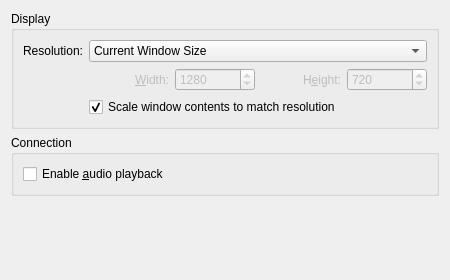
The window that spice/spicepreferences.ui (KDE/krdc) describes before a commit, drawn with Qt 5.
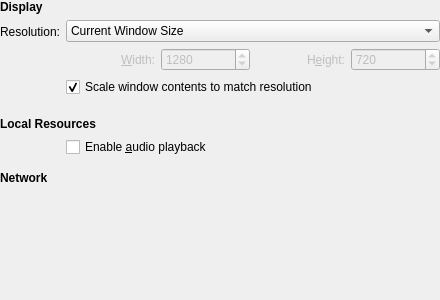
The same window after the commit. Custom widgets are drawn as their Qt base class.

The edit to the form file:
```diff
--- a/spice/spicepreferences.ui
+++ b/spice/spicepreferences.ui
@@ -7,17 +7,49 @@
     <x>0</x>
     <y>0</y>
     <width>440</width>
-    <height>280</height>
+    <height>300</height>
    </rect>
   </property>
   <layout class="QVBoxLayout" name="verticalLayout">
+   <property name="leftMargin">
+    <number>0</number>
+   </property>
+   <property name="topMargin">
+    <number>0</number>
+   </property>
+   <property name="rightMargin">
+    <number>0</number>
+   </property>
+   <property name="bottomMargin">
+    <number>0</number>
+   </property>
    <item>
-    <widget class="QGroupBox" name="displayGroupBox">
-     <property name="title">
+    <layout class="QFormLayout" name="formLayout">
+     <property name="leftMargin">
+      <number>0</number>
+     </property>
+     <property name="topMargin">
+      <number>0</number>
+     </property>
+     <property name="rightMargin">
+      <number>0</number>
+     </property>
+     <property name="bottomMargin">
+      <number>0</number>
+     </property>
+     <item row="0" column="0" colspan="2">
+      <widget class="QLabel" name="displayHeading">
+       <property name="font">
+        <font>
+         <bold>true</bold>
+        </font>
+       </property>
+       <property name="text">
       <string>Display</string>
      </property>
-     <layout class="QGridLayout" name="gridLayoutDisplay">
-      <item row="0" column="0">
+      </widget>
+     </item>
+     <item row="1" column="0">
        <widget class="QLabel" name="resolutionLabel">
         <property name="text">
          <string>Resolution:</string>
@@ -27,7 +59,22 @@
         </property>
        </widget>
       </item>
-      <item row="0" column="1">
+     <item row="1" column="1">
+      <widget class="QWidget" name="resolutionField">
+       <layout class="QVBoxLayout" name="resolutionFieldLayout">
+        <property name="leftMargin">
+         <number>0</number>
+        </property>
+        <property name="topMargin">
+         <number>0</number>
+        </property>
+        <property name="rightMargin">
+         <number>0</number>
+        </property>
+        <property name="bottomMargin">
+         <number>0</number>
+        </property>
+        <item>
        <widget class="KComboBox" name="kcfg_Resolution">
         <property name="sizePolicy">
          <sizepolicy hsizetype="MinimumExpanding" vsizetype="Fixed">
@@ -73,8 +120,21 @@
         </item>
        </widget>
       </item>
-      <item row="1" column="1">
-       <layout class="QHBoxLayout">
+        <item>
+         <widget class="QWidget" name="customResolution">
+          <layout class="QHBoxLayout" name="customResolutionLayout">
+           <property name="leftMargin">
+            <number>0</number>
+           </property>
+           <property name="topMargin">
+            <number>0</number>
+           </property>
+           <property name="rightMargin">
+            <number>0</number>
+           </property>
+           <property name="bottomMargin">
+            <number>0</number>
+           </property>
         <item>
          <widget class="QLabel" name="widthLabel">
           <property name="enabled">
@@ -140,6 +200,10 @@
          </widget>
         </item>
        </layout>
+         </widget>
+        </item>
+       </layout>
+      </widget>
       </item>
       <item row="2" column="1">
        <widget class="QCheckBox" name="kcfg_ScaleToWindow">
@@ -151,16 +215,35 @@
         </property>
        </widget>
       </item>
-     </layout>
-    </widget>
-   </item>
-   <item>
-    <widget class="QGroupBox" name="spiceGroupBox">
-     <property name="title">
-      <string>Connection</string>
-     </property>
-     <layout class="QFormLayout" name="formLayout">
-      <item row="0" column="0" colspan="2">
+     <item row="3" column="0" colspan="2">
+      <spacer name="localResourcesHeadingSpacing">
+       <property name="orientation">
+        <enum>Qt::Orientation::Vertical</enum>
+       </property>
+       <property name="sizeType">
+        <enum>QSizePolicy::Policy::Fixed</enum>
+       </property>
+       <property name="sizeHint" stdset="0">
+        <size>
+         <width>0</width>
+         <height>8</height>
+        </size>
+       </property>
+      </spacer>
+     </item>
+     <item row="4" column="0" colspan="2">
+      <widget class="QLabel" name="localResourcesHeading">
+       <property name="font">
+        <font>
+         <bold>true</bold>
+        </font>
+       </property>
+       <property name="text">
+        <string>Local Resources</string>
+       </property>
+      </widget>
+     </item>
+     <item row="5" column="1">
        <widget class="QCheckBox" name="kcfg_EnableAudio">
         <property name="text">
          <string>Enable &amp;audio playback</string>
@@ -170,7 +253,47 @@
         </property>
        </widget>
       </item>
-     </layout>
+     <item row="6" column="0" colspan="2">
+      <widget class="QWidget" name="networkSection">
+       <layout class="QVBoxLayout" name="networkSectionLayout">
+        <property name="leftMargin">
+         <number>0</number>
+        </property>
+        <property name="topMargin">
+         <number>0</number>
+        </property>
+        <property name="rightMargin">
+         <number>0</number>
+        </property>
+        <property name="bottomMargin">
+         <number>0</number>
+        </property>
+        <item>
+         <spacer name="networkSpacing">
+          <property name="orientation">
+           <enum>Qt::Orientation::Vertical</enum>
+          </property>
+          <property name="sizeType">
+           <enum>QSizePolicy::Policy::Fixed</enum>
+          </property>
+          <property name="sizeHint" stdset="0">
+           <size>
+            <width>0</width>
+            <height>8</height>
+           </size>
+          </property>
+         </spacer>
+        </item>
+        <item>
+         <widget class="QLabel" name="networkHeading">
+          <property name="font">
+           <font>
+            <bold>true</bold>
+           </font>
+          </property>
+          <property name="text">
+           <string>Network</string>
+          </property>
     </widget>
    </item>
    <item>
@@ -178,6 +301,20 @@
      <property name="spacing">
       <number>0</number>
      </property>
+          <property name="topMargin">
+           <number>0</number>
+          </property>
+          <property name="rightMargin">
+           <number>0</number>
+          </property>
+          <property name="bottomMargin">
+           <number>0</number>
+          </property>
+         </layout>
+        </item>
+       </layout>
+      </widget>
+     </item>
     </layout>
    </item>
    <item>
@@ -187,8 +324,8 @@
      </property>
      <property name="sizeHint" stdset="0">
       <size>
-       <width>428</width>
-       <height>16</height>
+       <width>0</width>
+       <height>0</height>
       </size>
      </property>
     </spacer>
```
Left out of the diff: 15 changed lines with no effect on the pictures. Lines whose indentation alone changed are shown as unchanged.
